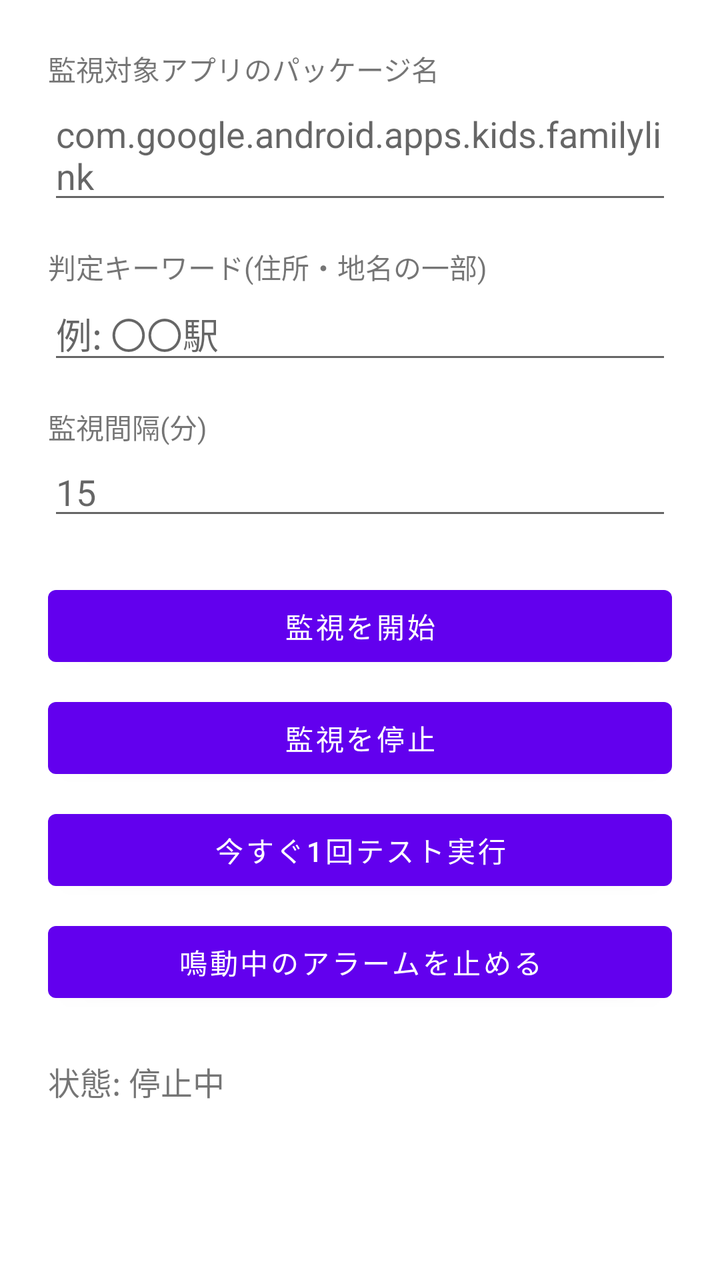
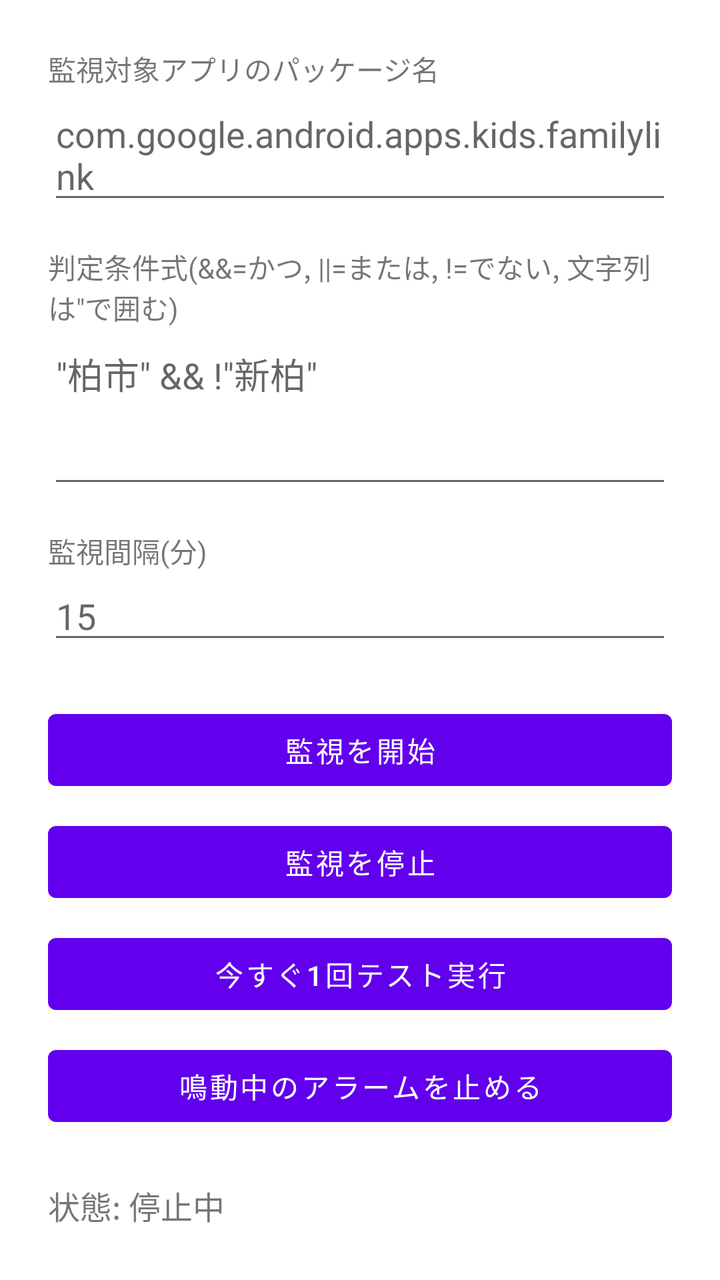

Screens rendered from an Android XML layout before and after an edit, with the pre-edit source and the edit as a unified diff.
<!-- AndroidManifest.xml: application theme Theme.FamilyWatch -->
<!-- res/layout/activity_main.xml -->
<?xml version="1.0" encoding="utf-8"?>
<LinearLayout xmlns:android="http://schemas.android.com/apk/res/android"
    android:layout_width="match_parent"
    android:layout_height="match_parent"
    android:orientation="vertical"
    android:padding="24dp">

    <TextView
        android:layout_width="wrap_content"
        android:layout_height="wrap_content"
        android:text="監視対象アプリのパッケージ名"
        android:textSize="14sp" />

    <EditText
        android:id="@+id/editPackage"
        android:layout_width="match_parent"
        android:layout_height="wrap_content"
        android:hint="com.google.android.apps.kids.familylink" />

    <TextView
        android:layout_width="wrap_content"
        android:layout_height="wrap_content"
        android:layout_marginTop="16dp"
        android:text="判定キーワード(住所・地名の一部)"
        android:textSize="14sp" />

    <EditText
        android:id="@+id/editKeyword"
        android:layout_width="match_parent"
        android:layout_height="wrap_content"
        android:hint="例: 〇〇駅" />

    <TextView
        android:layout_width="wrap_content"
        android:layout_height="wrap_content"
        android:layout_marginTop="16dp"
        android:text="監視間隔(分)"
        android:textSize="14sp" />

    <EditText
        android:id="@+id/editInterval"
        android:layout_width="match_parent"
        android:layout_height="wrap_content"
        android:inputType="number"
        android:hint="15" />

    <Button
        android:id="@+id/btnStart"
        android:layout_width="match_parent"
        android:layout_height="wrap_content"
        android:layout_marginTop="24dp"
        android:text="監視を開始" />

    <Button
        android:id="@+id/btnStop"
        android:layout_width="match_parent"
        android:layout_height="wrap_content"
        android:layout_marginTop="8dp"
        android:text="監視を停止" />

    <Button
        android:id="@+id/btnTestCapture"
        android:layout_width="match_parent"
        android:layout_height="wrap_content"
        android:layout_marginTop="8dp"
        android:text="今すぐ1回テスト実行" />

    <Button
        android:id="@+id/btnStopAlarm"
        android:layout_width="match_parent"
        android:layout_height="wrap_content"
        android:layout_marginTop="8dp"
        android:text="鳴動中のアラームを止める" />

    <TextView
        android:id="@+id/statusText"
        android:layout_width="match_parent"
        android:layout_height="wrap_content"
        android:layout_marginTop="24dp"
        android:text="状態: 停止中"
        android:textSize="16sp" />

</LinearLayout>
<!-- resources referenced by this layout -->
<resources>
  <style name="Theme.FamilyWatch" parent="Theme.MaterialComponents.DayNight.NoActionBar" />
</resources>

<!-- the commit's change to res/layout/activity_main.xml (unified diff, before → after) -->
@@ -21,14 +21,18 @@
         android:layout_width="wrap_content"
         android:layout_height="wrap_content"
         android:layout_marginTop="16dp"
-        android:text="判定キーワード(住所・地名の一部)"
+        android:text="判定条件式(&amp;&amp;=かつ, ||=または, !=でない, 文字列は&quot;で囲む)"
         android:textSize="14sp" />
 
     <EditText
-        android:id="@+id/editKeyword"
+        android:id="@+id/editCondition"
         android:layout_width="match_parent"
         android:layout_height="wrap_content"
-        android:hint="例: 〇〇駅" />
+        android:minLines="3"
+        android:maxLines="6"
+        android:gravity="top"
+        android:inputType="textMultiLine"
+        android:hint="&quot;柏市&quot; &amp;&amp; !&quot;新柏&quot;" />
 
     <TextView
         android:layout_width="wrap_content"
